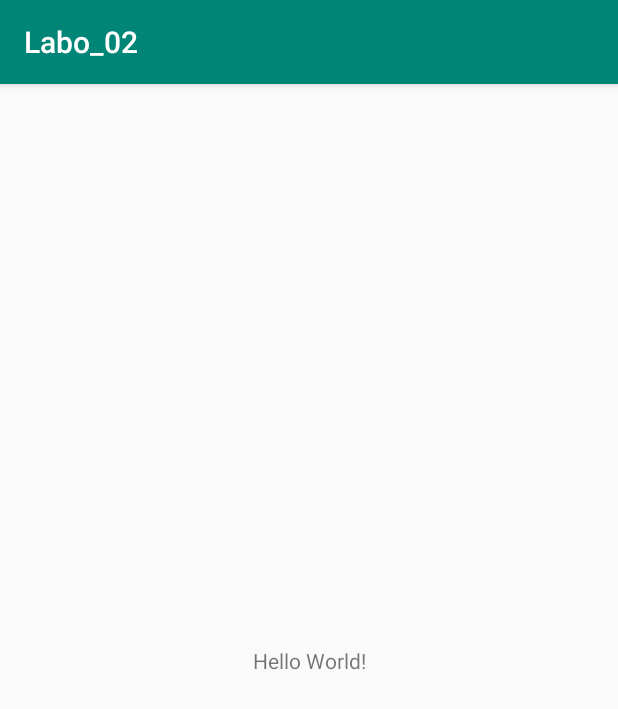
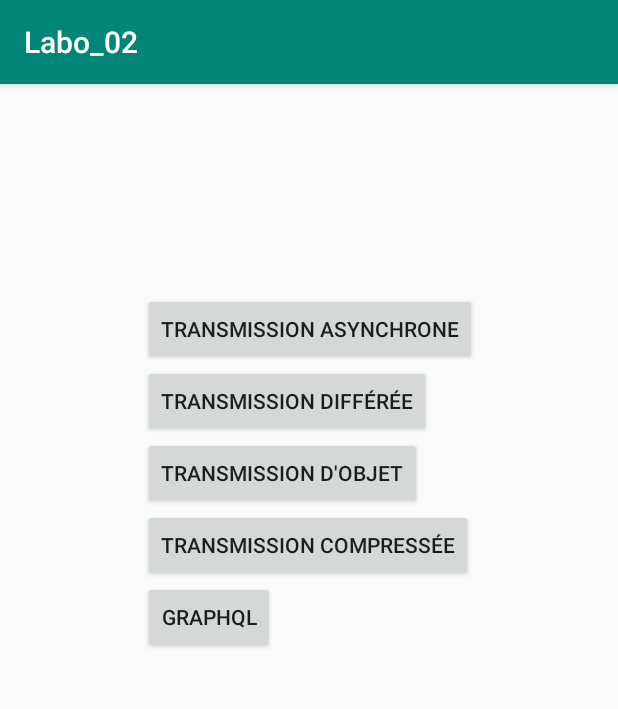
Before and after one commit to HEIG-Boom/SYM_Labo2, an Android app: the screen it shows after launch (MainActivity), on a phone screen of 412 x 824 dp. Shown: the top 709 px of the screen. Run offline under Robolectric (Android 15) with nearby library versions, the phone set to English and light mode, and no system bars.

Commit message:
Template avec les 5 boutons, mais les activités ne se lancent pas

```diff
--- a/app/src/main/AndroidManifest.xml
+++ b/app/src/main/AndroidManifest.xml
@@ -9,6 +9,11 @@
         android:roundIcon="@mipmap/ic_launcher_round"
         android:supportsRtl="true"
         android:theme="@style/AppTheme">
+        <activity android:name=".AsynchronousActivity" />
+        <activity android:name=".CompressedActivity" />
+        <activity android:name=".DelayedActivity" />
+        <activity android:name=".GraphQLActivity" />
+        <activity android:name=".ObjectActivity" />
         <activity android:name=".MainActivity">
             <intent-filter>
                 <action android:name="android.intent.action.MAIN" />
--- /dev/null
+++ b/app/src/main/java/ch/heigvd/sym/labo_02/AsynchronousActivity.java
@@ -0,0 +1,4 @@
+package ch.heigvd.sym.labo_02;
+
+public class AsynchronousActivity {
+}
--- /dev/null
+++ b/app/src/main/java/ch/heigvd/sym/labo_02/CompressedActivity.java
@@ -0,0 +1,4 @@
+package ch.heigvd.sym.labo_02;
+
+public class CompressedActivity {
+}
--- /dev/null
+++ b/app/src/main/java/ch/heigvd/sym/labo_02/DelayedActivity.java
@@ -0,0 +1,4 @@
+package ch.heigvd.sym.labo_02;
+
+public class DelayedActivity {
+}
--- /dev/null
+++ b/app/src/main/java/ch/heigvd/sym/labo_02/GraphQLActivity.java
@@ -0,0 +1,4 @@
+package ch.heigvd.sym.labo_02;
+
+public class GraphQLActivity {
+}
--- a/app/src/main/java/ch/heigvd/sym/labo_02/MainActivity.java
+++ b/app/src/main/java/ch/heigvd/sym/labo_02/MainActivity.java
@@ -2,13 +2,52 @@ package ch.heigvd.sym.labo_02;
 
 import androidx.appcompat.app.AppCompatActivity;
 
+import android.content.Intent;
 import android.os.Bundle;
+import android.widget.Button;
 
 public class MainActivity extends AppCompatActivity {
+
+    private Button asynchronousBtn = null;
+    private Button compressedBtn = null;
+    private Button delayedBtn = null;
+    private Button graphQLBtn = null;
+    private Button objectBtn = null;
 
     @Override
     protected void onCreate(Bundle savedInstanceState) {
         super.onCreate(savedInstanceState);
         setContentView(R.layout.activity_main);
+
+        asynchronousBtn = findViewById(R.id.btnAsynchronous);
+        compressedBtn = findViewById(R.id.btnCompressed);
+        delayedBtn = findViewById(R.id.btnDelayed);
+        graphQLBtn = findViewById(R.id.btnGraphQL);
+        objectBtn = findViewById(R.id.btnObject);
+
+        asynchronousBtn.setOnClickListener((v) -> {
+            Intent intent = new Intent(this, ch.heigvd.sym.labo_02.AsynchronousActivity.class);
+            this.startActivity(intent);
+        });
+
+        compressedBtn.setOnClickListener((v) -> {
+            Intent intent = new Intent(this, ch.heigvd.sym.labo_02.CompressedActivity.class);
+            this.startActivity(intent);
+        });
+
+        delayedBtn.setOnClickListener((v) -> {
+            Intent intent = new Intent(this, ch.heigvd.sym.labo_02.DelayedActivity.class);
+            this.startActivity(intent);
+        });
+
+        graphQLBtn.setOnClickListener((v) -> {
+            Intent intent = new Intent(this, ch.heigvd.sym.labo_02.GraphQLActivity.class);
+            this.startActivity(intent);
+        });
+
+        objectBtn.setOnClickListener((v) -> {
+            Intent intent = new Intent(this, ch.heigvd.sym.labo_02.ObjectActivity.class);
+            this.startActivity(intent);
+        });
     }
 }
--- /dev/null
+++ b/app/src/main/java/ch/heigvd/sym/labo_02/ObjectActivity.java
@@ -0,0 +1,4 @@
+package ch.heigvd.sym.labo_02;
+
+public class ObjectActivity {
+}
--- a/app/src/main/res/layout/activity_main.xml
+++ b/app/src/main/res/layout/activity_main.xml
@@ -6,13 +6,55 @@
     android:layout_height="match_parent"
     tools:context=".MainActivity">
 
-    <TextView
+    <Button
+        android:id="@+id/btnAsynchronous"
         android:layout_width="wrap_content"
         android:layout_height="wrap_content"
-        android:text="Hello World!"
-        app:layout_constraintBottom_toBottomOf="parent"
-        app:layout_constraintLeft_toLeftOf="parent"
-        app:layout_constraintRight_toRightOf="parent"
+        android:layout_marginStart="95dp"
+        android:layout_marginLeft="95dp"
+        android:layout_marginTop="139dp"
+        android:text="Transmission asynchrone"
+        app:layout_constraintStart_toStartOf="parent"
         app:layout_constraintTop_toTopOf="parent" />
 
+    <Button
+        android:id="@+id/btnDelayed"
+        android:layout_width="wrap_content"
+        android:layout_height="wrap_content"
+        android:layout_marginStart="95dp"
+        android:layout_marginLeft="95dp"
+        android:text="Transmission différée"
+        app:layout_constraintStart_toStartOf="parent"
+        app:layout_constraintTop_toBottomOf="@+id/btnAsynchronous" />
+
+    <Button
+        android:id="@+id/btnObject"
+        android:layout_width="wrap_content"
+        android:layout_height="wrap_content"
+        android:layout_marginStart="95dp"
+        android:layout_marginLeft="95dp"
+        android:text="Transmission d'objet"
+        app:layout_constraintStart_toStartOf="parent"
+        app:layout_constraintTop_toBottomOf="@+id/btnDelayed" />
+
+    <Button
+        android:id="@+id/btnCompressed"
+        android:layout_width="wrap_content"
+        android:layout_height="wrap_content"
+        android:layout_marginStart="95dp"
+        android:layout_marginLeft="95dp"
+        android:text="Transmission compressée"
+        app:layout_constraintStart_toStartOf="parent"
+        app:layout_constraintTop_toBottomOf="@+id/btnObject" />
+
+    <Button
+        android:id="@+id/btnGraphQL"
+        android:layout_width="wrap_content"
+        android:layout_height="wrap_content"
+        android:layout_marginStart="95dp"
+        android:layout_marginLeft="95dp"
+        android:text="GraphQL"
+        app:layout_constraintStart_toStartOf="parent"
+        app:layout_constraintTop_toBottomOf="@+id/btnCompressed" />
+
 </androidx.constraintlayout.widget.ConstraintLayout>
```
Also changed, not shown: app/src/main/res/layout/activity_asynchronous.xml (added, +11 -0 lines), app/src/main/res/layout/activity_compressed.xml (added, +11 -0 lines), app/src/main/res/layout/activity_delayed.xml (added, +11 -0 lines), app/src/main/res/layout/activity_graphql.xml (added, +11 -0 lines), app/src/main/res/layout/activity_object.xml (added, +11 -0 lines), 1 other file.
